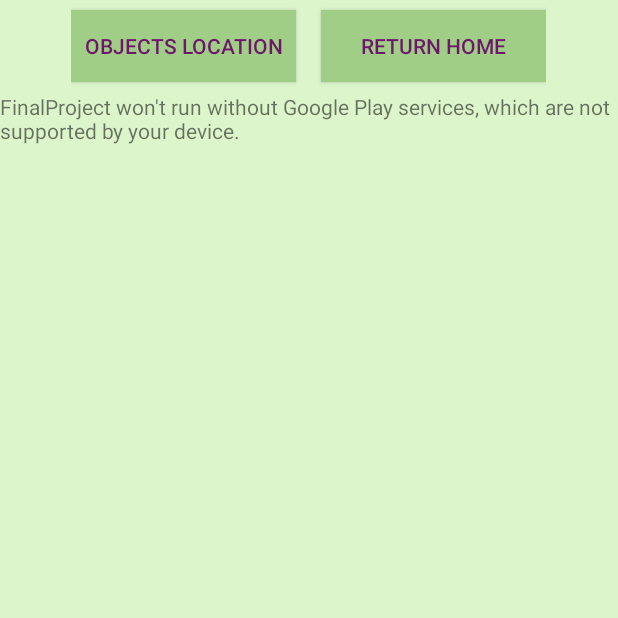
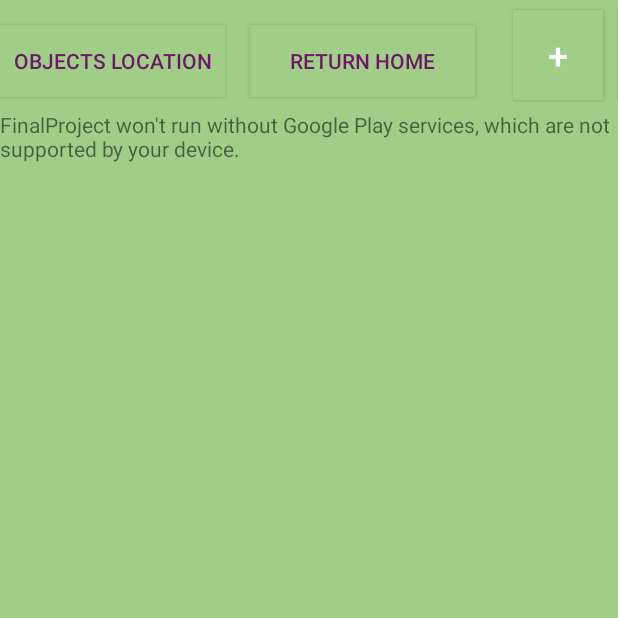
Before and after one commit to thuyhatran/Android_FinalProjectTest, an Android app: the MapsActivity screen opened directly, with no data from a screen before it, on a phone screen of 412 x 824 dp, the top half of it. Run offline under Robolectric (Android 15) with nearby library versions, the phone set to English and light mode, and no system bars.

```diff
--- a/app/src/main/java/example/thuya/com/finalproject/MapsActivity.java
+++ b/app/src/main/java/example/thuya/com/finalproject/MapsActivity.java
@@ -45,7 +45,7 @@ public class MapsActivity extends FragmentActivity implements OnMapReadyCallback
     Marker mCurrLocationMarker;
     LocationRequest mLocationRequest;
 
-    private Button b_toHome,b_toObjects;
+    private Button b_toHome,b_toObjects, b_ZoomIn, b_ZoomOut;
 
 
     @Override
@@ -59,8 +59,9 @@ public class MapsActivity extends FragmentActivity implements OnMapReadyCallback
 
 
         b_toHome = (Button) findViewById(R.id.b_reHome);
-
         b_toObjects = (Button) findViewById(R.id.b_toObject);
+        b_ZoomIn = (Button) findViewById(R.id.zoomin);
+        b_ZoomOut = (Button) findViewById(R.id.zoomout);
 
         b_toObjects.setOnClickListener(new View.OnClickListener() {
             @Override
@@ -72,7 +73,7 @@ public class MapsActivity extends FragmentActivity implements OnMapReadyCallback
 
                     LatLng objectPlaces = ObjectList.getExistedObjectsList().get(0).getLatLng();
                     // mMap.addMarker(new MarkerOptions().position(montreal).title("Welcome to Montreal"));
-                    CameraUpdate objectPlacesLocation = CameraUpdateFactory.newLatLngZoom(objectPlaces, 11);
+                    CameraUpdate objectPlacesLocation = CameraUpdateFactory.newLatLngZoom(objectPlaces, 8);
                     mMap.animateCamera(objectPlacesLocation);
                 }
 
@@ -90,6 +91,19 @@ public class MapsActivity extends FragmentActivity implements OnMapReadyCallback
             }
         });
 
+        b_ZoomIn.setOnClickListener(new View.OnClickListener() {
+            @Override
+            public void onClick(View view) {
+                mMap.animateCamera(CameraUpdateFactory.zoomIn());
+            }
+        });
+
+        b_ZoomOut.setOnClickListener(new View.OnClickListener() {
+            @Override
+            public void onClick(View view) {
+                mMap.animateCamera(CameraUpdateFactory.zoomOut());
+            }
+        });
 
 
     }
@@ -112,12 +126,15 @@ public class MapsActivity extends FragmentActivity implements OnMapReadyCallback
         if (ObjectList.getExistedObjectsList().size()==0){
             // Add a marker in my home town and move the camera
             LatLng hometown = new LatLng(16.34, 107.5);
-            mMap.addMarker(new MarkerOptions().position(hometown).title("Missing you, Hue City"));
+            mMap.addMarker(new MarkerOptions().position(hometown).title("Welcome to my hometown, Hue City"));
+            CameraUpdate hometownnPlace = CameraUpdateFactory.newLatLngZoom(hometown, 5);
+            mMap.animateCamera(hometownnPlace);
+
             mMap.moveCamera(CameraUpdateFactory.newLatLng(hometown));
         }else {
             LatLng objectPlaces = ObjectList.getExistedObjectsList().get(0).getLatLng();
             // mMap.addMarker(new MarkerOptions().position(montreal).title("Welcome to Montreal"));
-            CameraUpdate objectPlacesLocation = CameraUpdateFactory.newLatLngZoom(objectPlaces, 11);
+            CameraUpdate objectPlacesLocation = CameraUpdateFactory.newLatLngZoom(objectPlaces, 8);
             mMap.animateCamera(objectPlacesLocation);
         }
 
@@ -199,7 +216,7 @@ public class MapsActivity extends FragmentActivity implements OnMapReadyCallback
 
         //move map camera
         mMap.moveCamera(CameraUpdateFactory.newLatLng(latLng));
-        mMap.animateCamera(CameraUpdateFactory.zoomTo(10));
+        mMap.animateCamera(CameraUpdateFactory.zoomTo(14));
 
 
         //stop location updates
--- a/app/src/main/java/example/thuya/com/finalproject/model/Objects.java
+++ b/app/src/main/java/example/thuya/com/finalproject/model/Objects.java
@@ -14,7 +14,7 @@ public class Objects {
     private String name;
     private int drawable_id;
 
-    private static float width_height = 2800f;
+    private static float width_height = 29900f;
 
     public Objects() {
     }
--- a/app/src/main/res/layout/activity_main.xml
+++ b/app/src/main/res/layout/activity_main.xml
@@ -9,7 +9,7 @@
     android:paddingRight="@dimen/activity_horizontal_margin"
     android:paddingTop="@dimen/activity_vertical_margin"
     android:backgroundTintMode="screen"
-    android:background="@color/colorMainBG"
+    android:background="@color/colorButtonBG"
     tools:context="example.thuya.com.finalproject.MainActivity">
 
 
@@ -40,7 +40,7 @@
 
         android:id="@+id/btt_pickedup_objects"
         android:layout_below="@+id/btt_main_pickup"
-        android:layout_marginTop="20dp"
+        android:layout_marginTop="18dp"
         android:layout_marginRight="49dp"
         android:layout_marginLeft="49dp"
         android:background="@color/colorButtonBG"
--- a/app/src/main/res/layout/activity_maps.xml
+++ b/app/src/main/res/layout/activity_maps.xml
@@ -5,7 +5,7 @@ android:id = "@+id/myContainer"
 android:layout_width="match_parent"
 android:layout_height="match_parent"
 tools:context="example.thuya.com.finalproject.MapsActivity"
-android:background="@color/colorMainBG"
+android:background="@color/colorButtonBG"
 android:orientation="vertical">
 
 <LinearLayout
@@ -35,10 +35,37 @@ android:orientation="vertical">
         android:background="@color/colorButtonBG"
         android:textColor="@color/colorButtonText"
         android:shadowColor="@color/colorShadowText"
+        android:layout_marginRight="25dp"
         android:layout_marginTop="10px"
         android:layout_marginBottom="10px"
         />
 
+
+    <Button
+        android:layout_width="60dp"
+        android:layout_height="60dp"
+        android:text="+"
+        android:id="@+id/zoomin"
+        android:background="@color/colorButtonBG"
+        android:textColor="@color/colorWhite"
+        android:layout_marginRight="10dp"
+        android:layout_marginTop="10px"
+        android:layout_marginBottom="10px"
+        android:textSize="24dp"
+        />
+
+    <Button
+        android:layout_width="60dp"
+        android:layout_height="60dp"
+        android:text="-"
+        android:id="@+id/zoomout"
+        android:background="@color/colorButtonBG"
+        android:textColor="@color/colorWhite"
+        android:layout_marginTop="10px"
+        android:layout_marginBottom="10px"
+        android:textSize="24dp"
+
+        />
 
 </LinearLayout>
 
```
Also changed, not shown: app/src/main/java/example/thuya/com/finalproject/model/ObjectList.java (+6 -6 lines).
